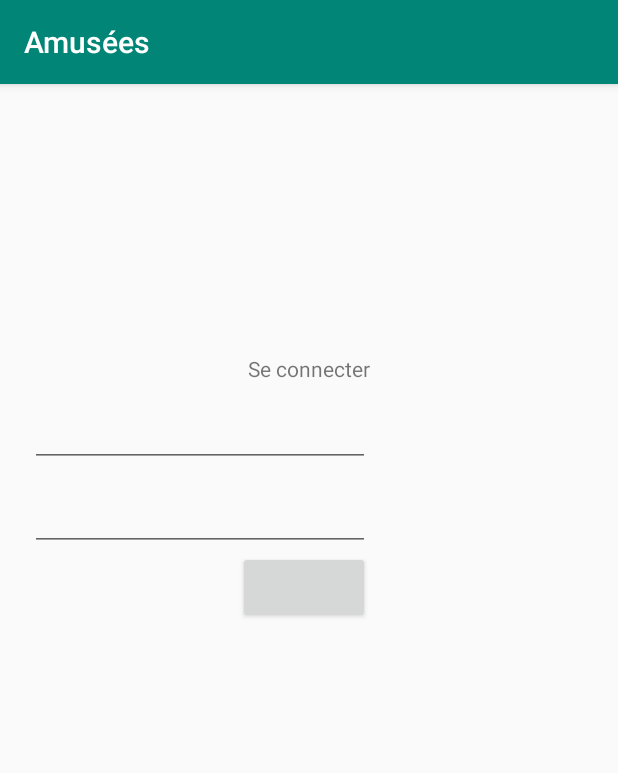
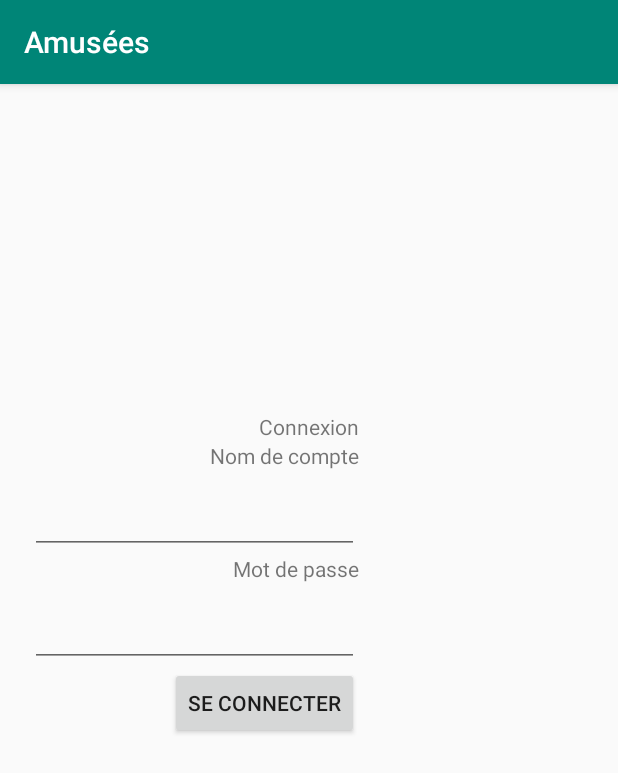
Before and after one commit to thicha0/amusees, an Android app: the LoginFragment screen opened through its navigation route, on a phone screen of 412 x 824 dp. Shown: the top 773 px of the screen. Run offline under Robolectric (Android 15) with nearby library versions, the phone set to English and light mode, and no system bars; our stand-ins replace data binding.

Commit message:
Connexion et enregistrement début layout

```diff
--- a/Amuses/app/src/main/java/com/polytech/amusees/LoginFragment.kt
+++ b/Amuses/app/src/main/java/com/polytech/amusees/LoginFragment.kt
@@ -4,8 +4,10 @@ import android.os.Bundle
 import android.view.LayoutInflater
 import android.view.View
 import android.view.ViewGroup
+import android.widget.Toast
 import androidx.databinding.DataBindingUtil
 import androidx.fragment.app.Fragment
+import androidx.navigation.findNavController
 import com.polytech.amusees.databinding.FragmentLoginBinding
 
 class LoginFragment : Fragment() {
@@ -20,9 +22,21 @@ class LoginFragment : Fragment() {
         binding.lifecycleOwner = this
 
         binding.apply {
-            twTitle.text = getString(R.string.login_title)
+            tvTitle.text = getString(R.string.login_title)
+            tvLogin.text = getString(R.string.login_login)
+            tvPassword.text = getString(R.string.login_password)
+            btLogin.text = getString(R.string.login_button)
+        }
+
+        binding.btLogin.setOnClickListener {
+            login(it)
         }
 
         return binding.root
     }
+
+    private fun login(view: View) {
+        Toast.makeText(activity, "Connexion en cours...", Toast.LENGTH_SHORT).show()
+        //TODO: Vérif DB + Connexion
+    }
 }
--- a/Amuses/app/src/main/java/com/polytech/amusees/RegisterFragment.kt
+++ b/Amuses/app/src/main/java/com/polytech/amusees/RegisterFragment.kt
@@ -20,7 +20,7 @@ class RegisterFragment : Fragment() {
         binding.lifecycleOwner = this
 
         binding.apply {
-            twTitle.text = getString(R.string.register_title)
+            tvTitle.text = getString(R.string.register_title)
         }
 
         return binding.root
--- a/Amuses/app/src/main/res/layout/fragment_login.xml
+++ b/Amuses/app/src/main/res/layout/fragment_login.xml
@@ -10,7 +10,7 @@
         android:layout_height="wrap_content">
 
         <TextView
-            android:id="@+id/tw_title"
+            android:id="@+id/tv_title"
             android:layout_width="wrap_content"
             android:layout_height="wrap_content"
             app:layout_constraintBottom_toBottomOf="parent"
@@ -18,13 +18,22 @@
             app:layout_constraintRight_toRightOf="parent"
             app:layout_constraintTop_toTopOf="parent" />
 
+        <!-- Login -->
+
+        <TextView
+            android:layout_width="wrap_content"
+            android:layout_height="wrap_content"
+            android:id="@+id/tv_login"
+            app:layout_constraintRight_toRightOf="@id/tv_title"
+            app:layout_constraintTop_toBottomOf="@id/tv_title" />
+
         <com.google.android.material.textfield.TextInputLayout
             android:id="@+id/ev_login"
             android:layout_width="0dp"
             android:layout_height="wrap_content"
             app:layout_constraintLeft_toLeftOf="parent"
-            app:layout_constraintRight_toRightOf="@id/tw_title"
-            app:layout_constraintTop_toBottomOf="@id/tw_title">
+            app:layout_constraintRight_toRightOf="@id/tv_login"
+            app:layout_constraintTop_toBottomOf="@id/tv_login">
 
             <com.google.android.material.textfield.TextInputEditText
                 android:id="@+id/ti_login"
@@ -34,19 +43,32 @@
 
         </com.google.android.material.textfield.TextInputLayout>
 
+        <!-- Password -->
+
+        <TextView
+            android:layout_width="wrap_content"
+            android:layout_height="wrap_content"
+            android:id="@+id/tv_password"
+            app:layout_constraintRight_toRightOf="@id/ev_login"
+            app:layout_constraintTop_toBottomOf="@id/ev_login" />
+
         <com.google.android.material.textfield.TextInputLayout
             android:id="@+id/ev_password"
             android:layout_width="0dp"
             android:layout_height="wrap_content"
             app:layout_constraintLeft_toLeftOf="parent"
-            app:layout_constraintRight_toRightOf="@id/ev_login"
-            app:layout_constraintTop_toBottomOf="@id/ev_login">
+            app:layout_constraintRight_toRightOf="@id/tv_password"
+            app:layout_constraintTop_toBottomOf="@id/tv_password">
+
+
 
             <com.google.android.material.textfield.TextInputEditText
                 android:id="@+id/ti_password"
                 android:layout_width="match_parent"
                 android:layout_height="wrap_content"
-                android:inputType="textPassword" />
+                android:inputType="textPassword"
+                app:layout_constraintRight_toRightOf="@id/tv_password"
+                app:layout_constraintTop_toBottomOf="@id/tv_password" />
 
         </com.google.android.material.textfield.TextInputLayout>
 
--- a/Amuses/app/src/main/res/values/strings.xml
+++ b/Amuses/app/src/main/res/values/strings.xml
@@ -5,7 +5,10 @@
     <string name="home_login">Connexion</string>
     <string name="home_register">Créer un compte</string>
 
-    <string name="login_title">Se connecter</string>
+    <string name="login_title">Connexion</string>
+    <string name="login_login">Nom de compte</string>
+    <string name="login_password">Mot de passe</string>
+    <string name="login_button">Se connecter</string>
 
     <string name="register_title">S\'enregistrer !</string>
 
```
Also changed, not shown: Amuses/app/src/main/java/com/polytech/amusees/model/User.kt (+13 -1 lines), Amuses/app/src/main/res/layout/fragment_register.xml (+15 -1 lines).
